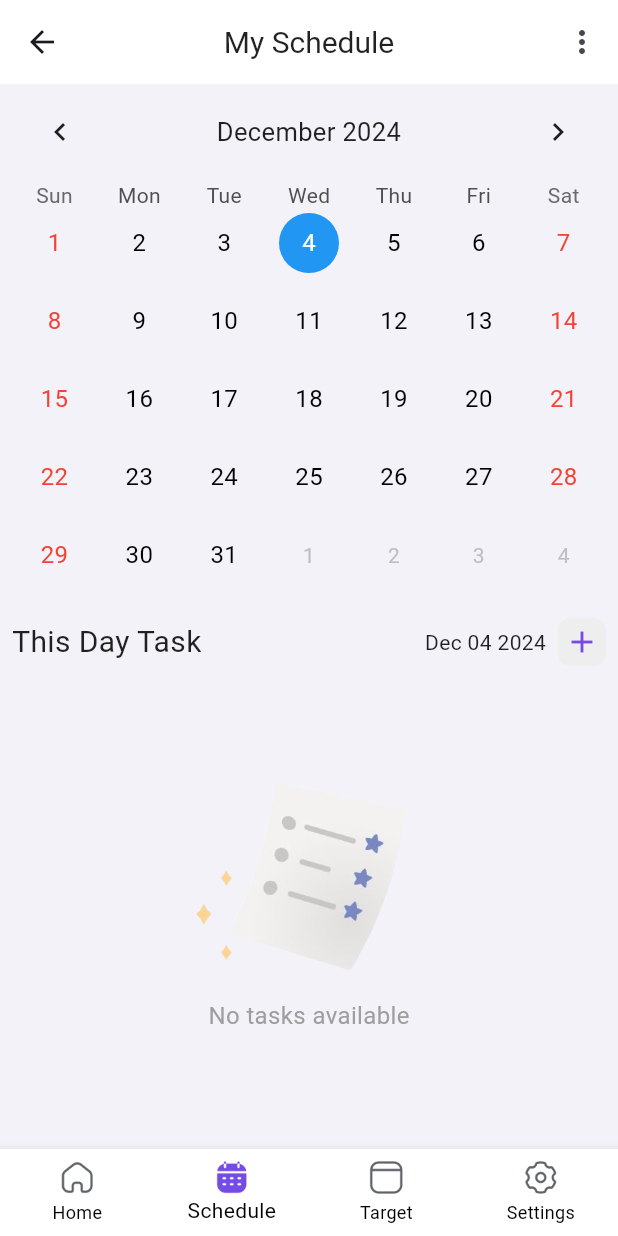
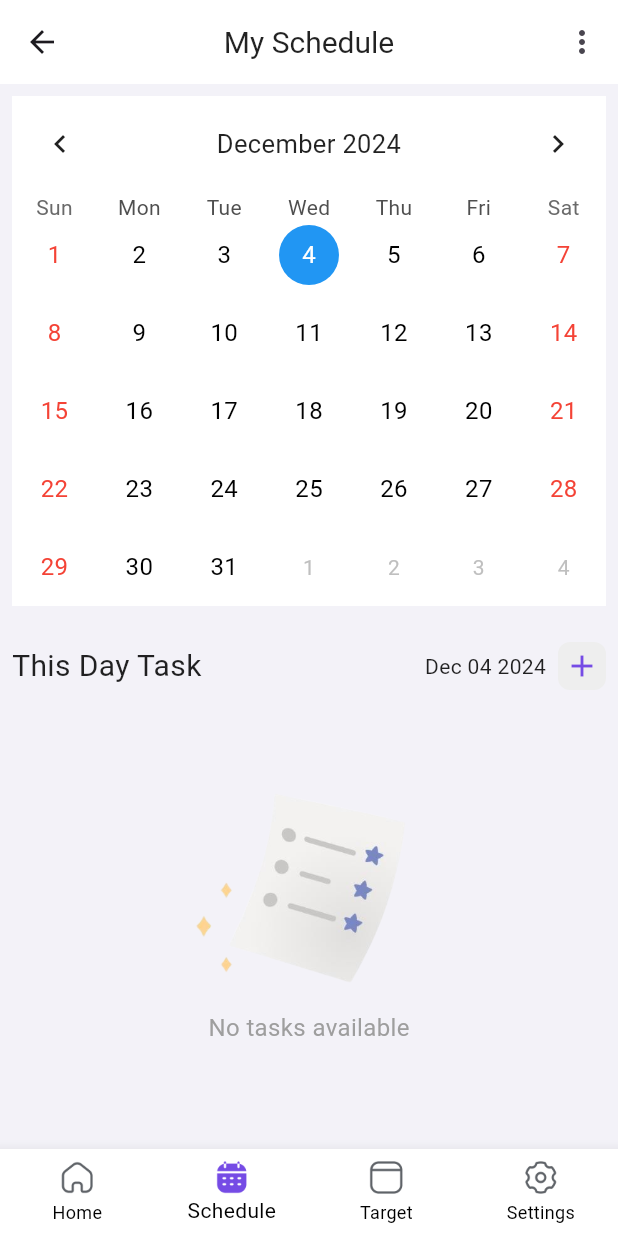
Before and after one commit to chamishkadilina/ladder_up, a Flutter app: the screen it shows once a user with an empty profile is signed in, item 2 of the bottom bar chosen, on a phone screen of 412 x 824 dp. Run offline on Flutter 3.47's test engine with Material 3 defaults, Android fonts, the phone set to English and light mode, and no system bars; drawn by our look-alikes of table_calendar; our stand-ins replace cloud_firestore, firebase_auth, firebase_core, google_sign_in, share_plus, shared_preferences; accounts and stored records are empty.

Commit message:
Ui small improvment

```diff
--- a/lib/pages/schedule_page.dart
+++ b/lib/pages/schedule_page.dart
@@ -87,11 +87,14 @@ class _SchedulePageState extends State<SchedulePage> {
             child: Column(
               children: [
                 // Table calendar view
-                TableCalendar(
+                Container(
+                  margin: const EdgeInsets.symmetric(vertical: 8),
+                  color: Colors.white,
+                  child: TableCalendar(
                     firstDay:
                         DateTime.utc(DateTime.now().year, DateTime.january, 1),
-                  lastDay:
-                      DateTime.utc(DateTime.now().year, DateTime.december, 31),
+                    lastDay: DateTime.utc(
+                        DateTime.now().year, DateTime.december, 31),
                     focusedDay: _focusedDay,
                     headerStyle: const HeaderStyle(
                       titleCentered: true,
@@ -148,7 +151,9 @@ class _SchedulePageState extends State<SchedulePage> {
                     onPageChanged: (focusedDay) {
                       _focusedDay = focusedDay;
                     },
-                  eventLoader: (day) => _getEventsForDay(day, projectProvider),
+                    eventLoader: (day) =>
+                        _getEventsForDay(day, projectProvider),
+                  ),
                 ),
                 const SizedBox(height: 16),
 
--- a/lib/pages/settings_page.dart
+++ b/lib/pages/settings_page.dart
@@ -148,7 +148,7 @@ class _SettingsPageState extends State<SettingsPage> {
                 const Text(
                   'App version: 1.0.0',
                   style: TextStyle(
-                    color: Color(0xFF754BE5),
+                    color: Colors.grey,
                   ),
                 ),
                 const SizedBox(height: 8),
```
Lines whose indentation alone changed are shown as unchanged.
